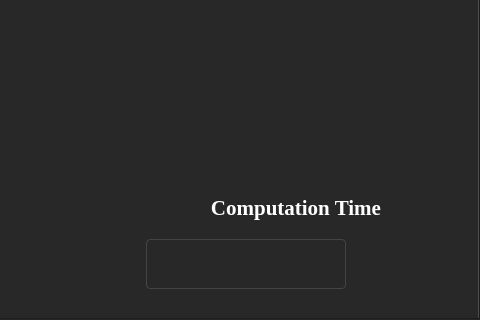
The window that MainWindow.ui (fadymohsen/VisionWithHarrisSIFT) describes before a commit, drawn with Qt 5; both pictures show x 503 to 983 and y 365 to 685 of the 983 by 685 pixel window.
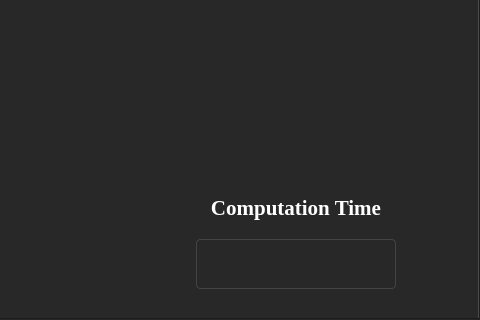
The same window after the commit. Custom widgets are drawn as their Qt base class.

```diff
--- a/MainWindow.ui
+++ b/MainWindow.ui
@@ -1341,6 +1341,24 @@
              </widget>
             </item>
             <item>
+             <layout class="QHBoxLayout" name="horizontalLayout">
+              <item>
+               <spacer name="horizontalSpacer_15">
+                <property name="orientation">
+                 <enum>Qt::Horizontal</enum>
+                </property>
+                <property name="sizeType">
+                 <enum>QSizePolicy::Preferred</enum>
+                </property>
+                <property name="sizeHint" stdset="0">
+                 <size>
+                  <width>40</width>
+                  <height>20</height>
+                 </size>
+                </property>
+               </spacer>
+              </item>
+              <item>
              <widget class="QTextEdit" name="textEdit">
               <property name="sizePolicy">
                <sizepolicy hsizetype="Fixed" vsizetype="Fixed">
@@ -1360,10 +1378,39 @@
                 <height>50</height>
                </size>
               </property>
+                <property name="font">
+                 <font>
+                  <family>Academy Engraved LET</family>
+                  <pointsize>14</pointsize>
+                  <italic>false</italic>
+                  <bold>false</bold>
+                 </font>
+                </property>
+                <property name="styleSheet">
+                 <string notr="true">font: 14pt &quot;Academy Engraved LET&quot;;</string>
+                </property>
               <property name="readOnly">
                <bool>true</bool>
               </property>
              </widget>
+              </item>
+              <item>
+               <spacer name="horizontalSpacer_12">
+                <property name="orientation">
+                 <enum>Qt::Horizontal</enum>
+                </property>
+                <property name="sizeType">
+                 <enum>QSizePolicy::Preferred</enum>
+                </property>
+                <property name="sizeHint" stdset="0">
+                 <size>
+                  <width>40</width>
+                  <height>20</height>
+                 </size>
+                </property>
+               </spacer>
+              </item>
+             </layout>
             </item>
            </layout>
           </item>
```
Left out of the diff: 2 changed lines with no effect on the pictures. Lines whose indentation alone changed are shown as unchanged.
